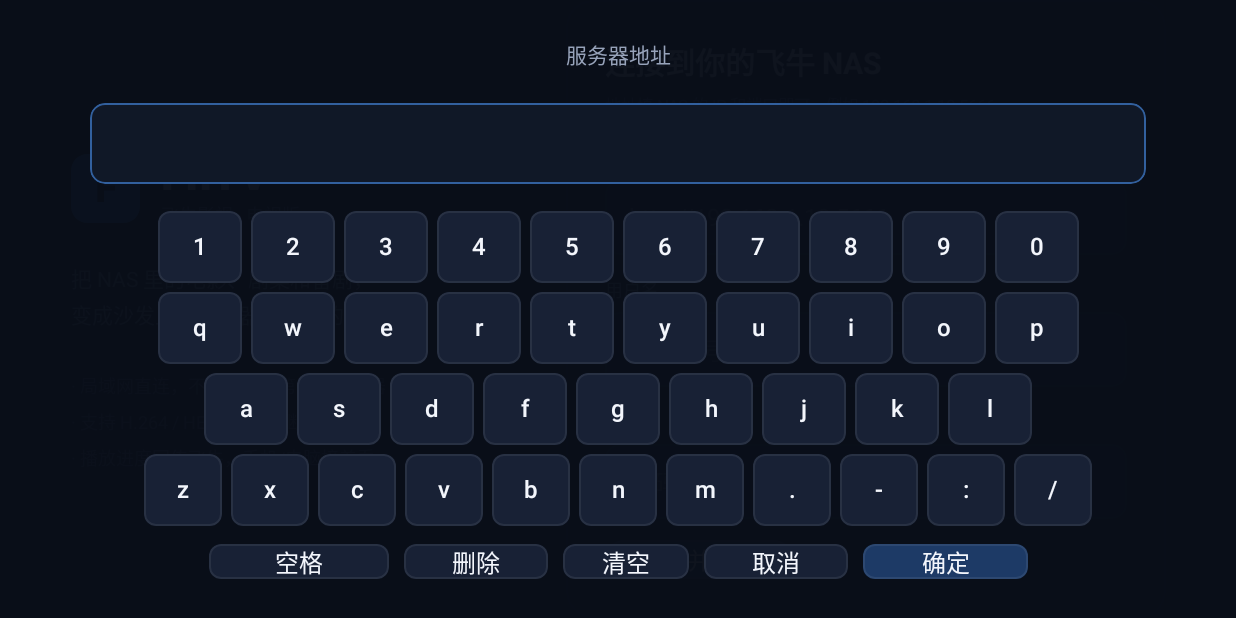
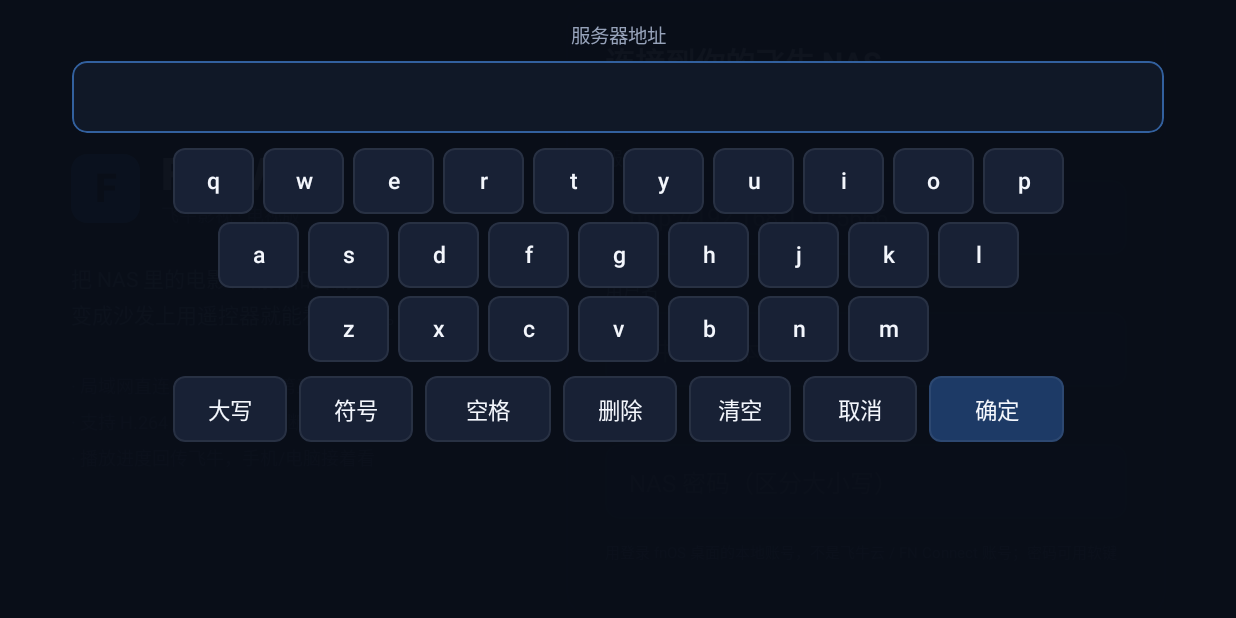
Before and after one commit to lrf1995/FnTvbox, an Android app built with Jetpack Compose: the screen it shows after launch (MainActivity), after a tap on "http://192.168.1.10:5666", on a phone screen of 824 x 412 dp (held sideways). Run offline under Robolectric (Android 15) with nearby library versions, the phone set to English and light mode, and no system bars; pictures from the network do not load.

Commit message:
fix(login): 软键盘补全大写/符号并支持查看明文
- 原软键盘只有小写字母和数字，密码含大写或符号时无法输入，服务端判为密码不正确
- 新增「大写」「符号」两排键，大写输入后自动回落；新增「显示/隐藏」明文核对
- 登录错误提示中文化，明确使用 fnOS 本地账号而非飞牛云账号
- versionCode 2 / versionName 1.0.1

```diff
--- a/app/build.gradle.kts
+++ b/app/build.gradle.kts
@@ -12,8 +12,8 @@ android {
         applicationId = "app.fntv.tv"
         minSdk = 23
         targetSdk = 34
-        versionCode = 1
-        versionName = "1.0.0"
+        versionCode = 2
+        versionName = "1.0.1"
     }
 
     buildTypes {
--- a/app/src/main/java/app/fntv/tv/ui/TvKeyboard.kt
+++ b/app/src/main/java/app/fntv/tv/ui/TvKeyboard.kt
@@ -12,7 +12,6 @@ import androidx.compose.foundation.layout.fillMaxSize
 import androidx.compose.foundation.layout.fillMaxWidth
 import androidx.compose.foundation.layout.height
 import androidx.compose.foundation.layout.padding
-import androidx.compose.foundation.layout.size
 import androidx.compose.foundation.layout.width
 import androidx.compose.foundation.shape.RoundedCornerShape
 import androidx.compose.material3.Text
@@ -37,11 +36,18 @@ import androidx.compose.ui.window.Dialog
 import androidx.compose.ui.window.DialogProperties
 import kotlinx.coroutines.delay
 
-private val ROWS = listOf(
-    listOf("1", "2", "3", "4", "5", "6", "7", "8", "9", "0"),
+private val LETTER_ROWS = listOf(
     listOf("q", "w", "e", "r", "t", "y", "u", "i", "o", "p"),
     listOf("a", "s", "d", "f", "g", "h", "j", "k", "l"),
-    listOf("z", "x", "c", "v", "b", "n", "m", ".", "-", ":", "/"),
+    listOf("z", "x", "c", "v", "b", "n", "m"),
+)
+
+private val DIGIT_ROW = listOf("1", "2", "3", "4", "5", "6", "7", "8", "9", "0", "-", "=")
+
+private val SYMBOL_ROWS = listOf(
+    listOf("!", "@", "#", "$", "%", "^", "&", "*", "(", ")", "_", "+"),
+    listOf("[", "]", "{", "}", ";", ":", "'", "\"", "<", ">", "?", "|"),
+    listOf("~", "`", "\\", "/", ",", ".", " "),
 )
 
 @Composable
@@ -49,33 +55,33 @@ private fun Key(
     label: String,
     width: Int = 56,
     primary: Boolean = false,
+    active: Boolean = false,
     focusRequester: FocusRequester? = null,
-    onFocused: () -> Unit = {},
     onClick: () -> Unit,
 ) {
     var focused by remember { mutableStateOf(false) }
     Box(
         modifier = Modifier
             .width(width.dp)
-            .height(48.dp)
+            .height(44.dp)
             .clip(RoundedCornerShape(8.dp))
             .background(
                 when {
                     primary && focused -> Accent
                     primary -> AccentSoft
+                    active -> Color(0xFF254265)
                     focused -> Color(0xFF2E3E5E)
                     else -> Color(0xFF182135)
                 }
             )
             .border(
                 if (focused) 2.dp else 1.dp,
-                if (focused) Color.White.copy(alpha = 0.8f) else Color.White.copy(alpha = 0.07f),
+                if (focused) Color.White.copy(alpha = 0.8f)
+                else if (active) Accent.copy(alpha = 0.7f)
+                else Color.White.copy(alpha = 0.07f),
                 RoundedCornerShape(8.dp)
             )
-            .onFocusChanged {
-                focused = it.isFocused
-                if (it.isFocused) onFocused()
-            }
+            .onFocusChanged { focused = it.isFocused }
             .then(if (focusRequester != null) Modifier.focusRequester(focusRequester) else Modifier)
             .clickable(onClick = onClick),
         contentAlignment = Alignment.Center,
@@ -83,15 +89,16 @@ private fun Key(
         Text(
             label,
             color = if (primary && focused) Color(0xFF04101F) else TextPrimary,
-            fontSize = 16.sp,
+            fontSize = if (label.length > 2) 12.sp else 15.sp,
             fontWeight = FontWeight.Medium,
         )
     }
 }
 
 /**
- * 遥控器可用的软键盘（10 键宽，适合 1080p 电视）。
- * 中文输入法无法在纯 D-pad 下使用，片名搜索建议用拼音首字母或英文/数字关键词。
+ * 遥控器可用的软键盘（含大写与符号，够输入常见密码/片名）。
+ *
+ * 说明：中文需要系统输入法，这个键盘只负责 ASCII；搜索建议用拼音首字母或英文关键词。
  */
 @Composable
 fun TvKeyboardDialog(
@@ -102,9 +109,12 @@ fun TvKeyboardDialog(
     onConfirm: (String) -> Unit,
 ) {
     var text by remember { mutableStateOf(initial) }
-    val show = if (password) "•".repeat(text.length) else text
-    // 弹窗打开后必须把焦点抢进键盘，否则遥控器方向键会落在背后的页面上
+    var shift by remember { mutableStateOf(false) }
+    var symbols by remember { mutableStateOf(false) }
+    var reveal by remember { mutableStateOf(false) }
     val firstKey = remember { FocusRequester() }
+
+    val shown = if (password && !reveal) "•".repeat(text.length) else text
 
     Dialog(
         onDismissRequest = onDismiss,
@@ -114,15 +124,22 @@ fun TvKeyboardDialog(
             modifier = Modifier
                 .fillMaxSize()
                 .background(Color(0xF00A0F1A))
-                .padding(horizontal = 60.dp, vertical = 26.dp),
+                .padding(horizontal = 48.dp, vertical = 14.dp),
             horizontalAlignment = Alignment.CenterHorizontally,
         ) {
             Row(
-            horizontalArrangement = Arrangement.spacedBy(6.dp),
                 verticalAlignment = Alignment.CenterVertically,
-            modifier = Modifier.padding(bottom = 12.dp),
+                horizontalArrangement = Arrangement.spacedBy(12.dp),
+                modifier = Modifier.padding(bottom = 8.dp),
             ) {
-            Text(title, color = TextSecondary, fontSize = 14.sp)
+                Text(title, color = TextSecondary, fontSize = 13.sp)
+                if (password) {
+                    Text(
+                        if (reveal) "（明文）" else "（密文）",
+                        color = if (reveal) Gold else TextDim,
+                        fontSize = 11.sp,
+                    )
+                }
             }
 
             // 焦点必须在 Dialog 自己的窗口里请求；弹窗刚挂载时可能还没布局好，多试几次
@@ -133,49 +150,59 @@ fun TvKeyboardDialog(
                 }
             }
 
-        Spacer(Modifier.height(10.dp))
             Box(
                 Modifier
                     .fillMaxWidth()
-                    .height(54.dp)
+                    .height(48.dp)
                     .clip(RoundedCornerShape(10.dp))
                     .background(Color(0xFF101827))
                     .border(1.dp, Accent.copy(alpha = 0.55f), RoundedCornerShape(10.dp))
-                    .padding(horizontal = 18.dp),
+                    .padding(horizontal = 16.dp),
                 contentAlignment = Alignment.CenterStart,
             ) {
                 Text(
-                    text = show.ifEmpty { " " },
+                    text = shown.ifEmpty { " " },
                     color = TextPrimary,
-                    fontSize = 20.sp,
+                    fontSize = 18.sp,
                     maxLines = 1,
                     overflow = TextOverflow.Ellipsis,
                 )
             }
-            Spacer(Modifier.height(18.dp))
+            Spacer(Modifier.height(10.dp))
 
-            ROWS.forEachIndexed { rowIndex, row ->
+            val letters = if (shift) LETTER_ROWS.map { row -> row.map(String::uppercase) } else LETTER_ROWS
+            val rows: List<List<String>> = if (symbols) SYMBOL_ROWS else letters
+
+            rows.forEachIndexed { rowIndex, row ->
                 Row(
                     horizontalArrangement = Arrangement.spacedBy(6.dp),
-                    modifier = Modifier.padding(bottom = 6.dp),
+                    modifier = Modifier.padding(bottom = 5.dp),
                 ) {
                     row.forEachIndexed { chIndex, ch ->
                         Key(
-                            label = ch,
-                            width = if (row.size > 10) 52 else 56,
-                            focusRequester = if (rowIndex == 0 && chIndex == 0) firstKey else null,
-                        ) { text += ch }
+                            label = if (ch == " ") "空格" else ch,
+                            width = if (ch == " ") 96 else if (row.size > 10) 50 else 54,
+                            focusRequester = if (!symbols && rowIndex == 0 && chIndex == 0) firstKey else null,
+                        ) {
+                            text += ch
+                            if (shift && !symbols) shift = false
+                        }
                     }
                 }
             }
 
-            Spacer(Modifier.height(6.dp))
-            Row(horizontalArrangement = Arrangement.spacedBy(10.dp)) {
-                Key("空格", width = 120) { text += " " }
-                Key("删除", width = 96) { if (text.isNotEmpty()) text = text.dropLast(1) }
-                Key("清空", width = 84) { text = "" }
-                Key("取消", width = 96) { onDismiss() }
-                Key("确定", width = 110, primary = true) { onConfirm(text) }
+            Spacer(Modifier.height(4.dp))
+            Row(horizontalArrangement = Arrangement.spacedBy(8.dp)) {
+                Key("大写", width = 76, active = shift) { shift = !shift; symbols = false }
+                Key("符号", width = 76, active = symbols) { symbols = !symbols }
+                if (password) {
+                    Key(if (reveal) "隐藏" else "显示", width = 76, active = reveal) { reveal = !reveal }
+                }
+                Key("空格", width = 84) { text += " " }
+                Key("删除", width = 76) { if (text.isNotEmpty()) text = text.dropLast(1) }
+                Key("清空", width = 68) { text = "" }
+                Key("取消", width = 76) { onDismiss() }
+                Key("确定", width = 90, primary = true) { onConfirm(text) }
             }
         }
     }
--- a/app/src/main/java/app/fntv/tv/ui/screens/LoginScreen.kt
+++ b/app/src/main/java/app/fntv/tv/ui/screens/LoginScreen.kt
@@ -162,8 +162,16 @@ fun LoginScreen(onLogged: () -> Unit) {
                 Spacer(Modifier.height(18.dp))
 
                 InputRow("服务器地址", server, "http://192.168.1.10:5666") { editing = "server" }
-                InputRow("用户名", username, "飞牛账号") { editing = "username" }
-                InputRow("密码", password, "密码", isPassword = true) { editing = "password" }
+                InputRow("用户名", username, "飞牛 NAS 本地账号") { editing = "username" }
+                InputRow("密码", password, "NAS 密码（区分大小写）", isPassword = true) { editing = "password" }
+
+                Text(
+                    "用登录 fnOS 桌面的本地账号，不是飞牛云 / FN Connect 账号；密码可用软键盘的「大写」「符号」「显示」核对。",
+                    color = TextDim,
+                    fontSize = 10.sp,
+                    lineHeight = 16.sp,
+                    modifier = Modifier.padding(bottom = 8.dp),
+                )
 
                 if (error != null) {
                     Text(error!!, color = Danger, fontSize = 12.sp, lineHeight = 18.sp)
@@ -186,10 +194,7 @@ fun LoginScreen(onLogged: () -> Unit) {
                                     Repo.login(server, username, password)
                                     onLogged()
                                 } catch (e: Exception) {
-                                    error = when (e) {
-                                        is FnException -> e.message
-                                        else -> e.message ?: "登录失败"
-                                    }
+                                    error = friendlyLoginError(e.message ?: "登录失败")
                                 } finally {
                                     loading = false
                                 }
@@ -229,3 +234,18 @@ fun LoginScreen(onLogged: () -> Unit) {
         }
     }
 }
+
+/** 把飞牛返回的英文错误码翻成可操作的中文提示。 */
+private fun friendlyLoginError(raw: String): String {
+    val lower = raw.lowercase()
+    return when {
+        lower.contains("password incorrect") || raw.contains("密码错误") || raw.contains("密码不正确") ->
+            "密码不正确。请确认：① 用的是 NAS 本地账号（不是飞牛云 / FN Connect 账号）；" +
+                "② 大小写和符号没输错（软键盘左下可切「大写」「符号」，右侧「显示」可核对明文）。"
+        lower.contains("user not exist") || lower.contains("not found") || raw.contains("用户不存在") ->
+            "账号不存在：请填 fnOS 的本地用户名（不是邮箱，也不是飞牛云 ID）。"
+        lower.contains("too many") || raw.contains("封禁") || raw.contains("频繁") ->
+            "尝试次数过多，飞牛可能已临时封禁：请等 30 秒再试，不要连续点。"
+        else -> raw
+    }
+}
```
Also changed, not shown: 1 other file. Lines whose indentation alone changed are shown as unchanged.
